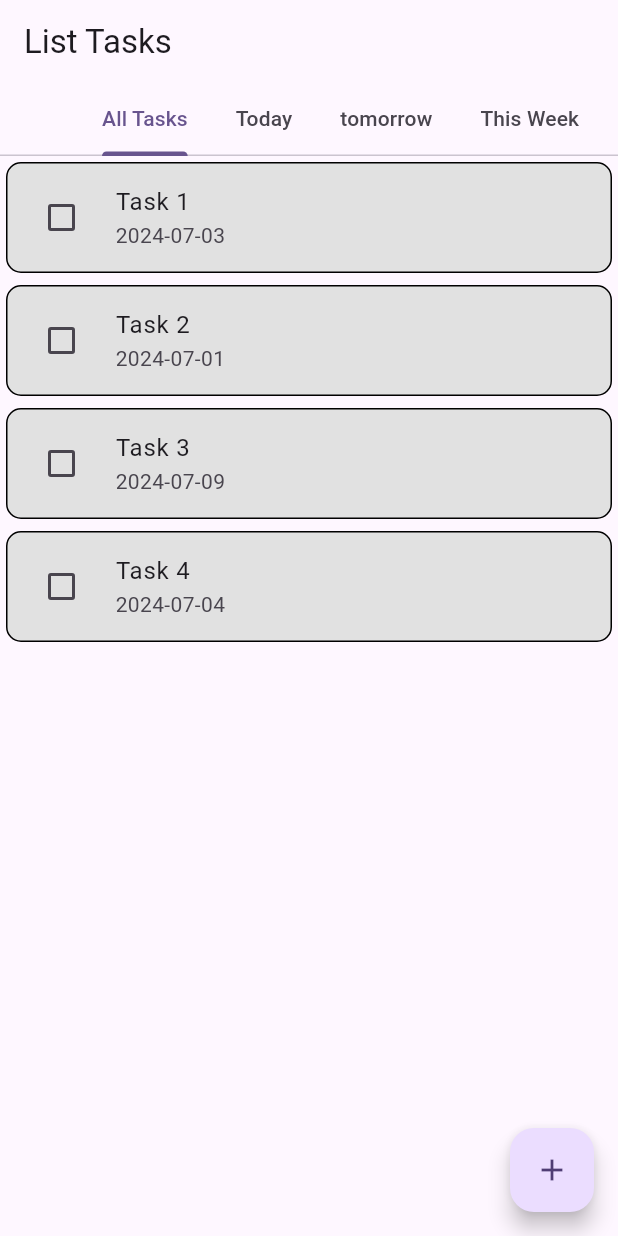
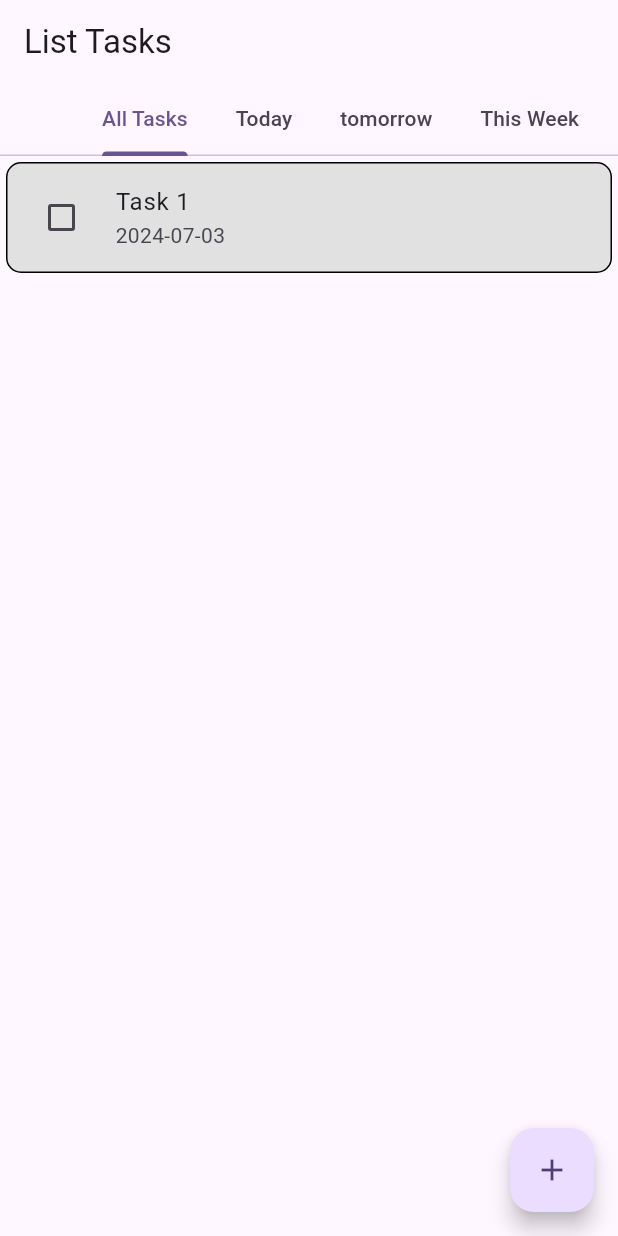
Before and after one commit to azizchannoufi/Todo-With-Fluter, a Flutter app: the screen it shows after launch, on a phone screen of 412 x 824 dp. Run offline on Flutter 3.47's test engine with Material 3 defaults, Android fonts, the phone set to English and light mode, and no system bars; our stand-ins replace table_calendar; missing offline and left inert: dart_date.

Commit message:
show today

```diff
--- a/lib/library/globals.dart
+++ b/lib/library/globals.dart
@@ -21,3 +21,11 @@ const List<MaterialColor> primaries = <MaterialColor>[
     Colors.brown,
     Colors.blueGrey,
   ];
+
+ const Late = "Late" ;
+ const today = "today" ;
+ const tomorrow = "tomorrow" ;
+ const thisWeek = "thisWeek" ;
+ const nextWeek = "nextWeek" ;
+ const thisMonth = "thisMonth" ;
+ const Later = "Later" ;
--- a/lib/provider/TaskModel.dart
+++ b/lib/provider/TaskModel.dart
@@ -1,24 +1,83 @@
+import 'package:dart_date/dart_date.dart';
 import 'package:flutter/material.dart';
 import 'package:my_first_flutter_app/model/Task.dart';
+import 'package:my_first_flutter_app/library/globals.dart' as globals;
 
-class TaskModel extends ChangeNotifier{
+class TaskModel extends ChangeNotifier {
+  final Map<String, List<Task>> _todoTasks = {
+    globals.Late: [
+      Task("Task 1", false, "Create Provider",
+          DateTime.now().add(Duration(days: 1))),
+    ],
+    globals.today: [
+      Task("Task 1", false, "Create Provider",
+          DateTime.now().add(Duration(days: 1))),
+    ],
+    globals.tomorrow: [
+      Task("Task 1", false, "Create Provider",
+          DateTime.now().add(Duration(days: 1))),
+    ],
+    globals.thisWeek: [
+      Task("Task 1", false, "Create Provider",
+          DateTime.now().add(Duration(days: 1))),
+    ],
+    globals.nextWeek: [
+      Task("Task 1", false, "Create Provider",
+          DateTime.now().add(Duration(days: 1))),
+    ],
+    globals.thisMonth: [
+      Task("Task 1", false, "Create Provider",
+          DateTime.now().add(Duration(days: 1))),
+    ],
+    globals.Later: [
+      Task("Task 1", false, "Create Provider",
+          DateTime.now().add(Duration(days: 1))),
+    ],
+  };
 
-  final List<Task>_todoTasks=[
-    Task("Task 1",false,"Create Provider",DateTime.now().add(Duration(days: 1))),
-    Task("Task 2",false,"Create Provider",DateTime.now().subtract(Duration(days: 1))),
-    Task("Task 3",false,"Create Provider",DateTime.now().add(Duration(days: 7))),
-    Task("Task 4",false,"Create Provider",DateTime.now().add(Duration(days: 2))),
+  Map<String, List<Task>> get todoTasks => _todoTasks;
+  void add(Task _task) {
+    String _key = guessTodayKEYfromDATE(_task.deadline);
+    if (_todoTasks.containsKey(_key)) {
+      _todoTasks[_key]!.add(_task);
+      notifyListeners();
+    }
+  }
 
-  ];
+  int countTaskByDate(DateTime, _datetime) {
+    String _key = guessTodayKEYfromDATE(_datetime);
+    if (_todoTasks.containsKey(_key)) {
+      _todoTasks[_key]!
+          .where((task) =>
+              task.deadline.day == _datetime.day &&
+              task.deadline.month == _datetime.month &&
+              task.deadline.year == _datetime.year)
+          .length;
+    }
+    return 0;
+  }
 
-  List<Task> get todoTasks => _todoTasks;
-  void add(Task _task){
-    _todoTasks.add(_task);
-    notifyListeners();
-  }
-  void markAsDone(int index){
-      _todoTasks[index].status=true;
+  void markAsDone(String key, int index) {
+    _todoTasks[key]![index].status = true;
 
     notifyListeners();
   }
+
+  String guessTodayKEYfromDATE(DateTime deadline) {
+    if (deadline.isPast && !deadline.isToday) {
+      return globals.Late;
+    } else if (deadline.isToday) {
+      return globals.today;
+    } else if (deadline.isTomorrow) {
+      return globals.tomorrow;
+    } else if (deadline.getWeek == DateTime.now().getWeek) {
+      return globals.thisWeek;
+    } else if (deadline.getWeek == DateTime.now().getWeek + 1) {
+      return globals.nextWeek;
+    } else if (deadline.isThisMonth) {
+      return globals.thisMonth;
+    } else {
+      return globals.Later;
+    }
+  }
 }
--- a/lib/widget/ListTasksWidget.dart
+++ b/lib/widget/ListTasksWidget.dart
@@ -1,6 +1,7 @@
 import 'package:flutter/material.dart';
 import 'package:my_first_flutter_app/provider/TaskModel.dart';
 import 'package:provider/provider.dart';
+import 'package:my_first_flutter_app/library/globals.dart' as globals;
 
 class ListTasksWidget extends StatelessWidget {
   const ListTasksWidget({super.key});
@@ -9,7 +10,7 @@ class ListTasksWidget extends StatelessWidget {
   Widget build(BuildContext context) {
     return Consumer<TaskModel>(builder: (context, model, child) {
       return ListView.builder(
-          itemCount: model.todoTasks.length,
+          itemCount: model.todoTasks[globals.today]!.length,
           itemBuilder: (BuildContext context, int index) {
             return Padding(
               padding: const EdgeInsets.all(4.0),
@@ -20,14 +21,14 @@ class ListTasksWidget extends StatelessWidget {
                         color: Color.fromARGB(255, 0, 0, 0), width: 1),
                     borderRadius: BorderRadius.circular(10)),
                 child: CheckboxListTile(
-                  title: Text(model.todoTasks[index].title),
-                  subtitle: Text(model.todoTasks[index].deadline
+                  title: Text(model.todoTasks[globals.today]![index].title),
+                  subtitle: Text(model.todoTasks[globals.today]![index].deadline
                       .toString()
                       .substring(0, 10)),
-                  value: model.todoTasks[index].status,
+                  value: model.todoTasks[globals.today]![index].status,
                   onChanged: (bool? value) {
-                    print(model.todoTasks[index].status);
-                    model.markAsDone(index);
+                    print(model.todoTasks[globals.today]![index].status);
+                    model.markAsDone(globals.today,index);
                   },
                   controlAffinity: ListTileControlAffinity.leading,
                 ),
--- a/pubspec.yaml
+++ b/pubspec.yaml
@@ -37,6 +37,7 @@ dependencies:
   cupertino_icons: ^1.0.6
   provider: ^6.1.2
   table_calendar: ^3.1.2
+  dart_date: ^1.3.3
 dev_dependencies:
   flutter_test:
     sdk: flutter
```
Also changed, not shown: pubspec.lock.
